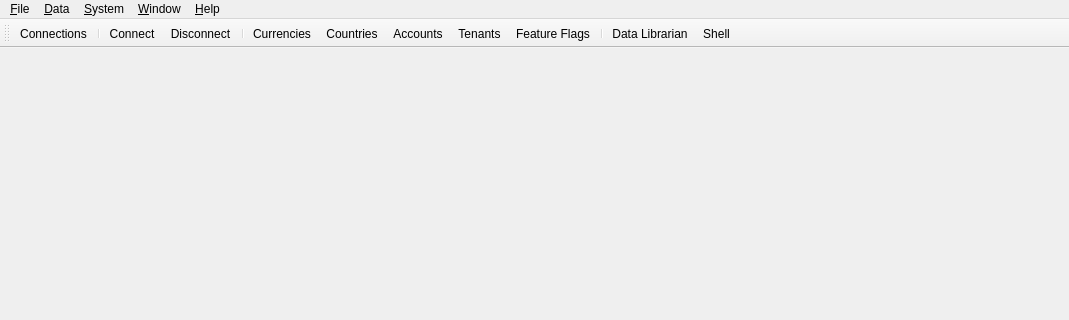
This is projects/ores.qt/ui/MainWindow.ui in OreStudio/OreStudio as Qt 5 draws it before an edit; both pictures show x 0 to 1069 and y 0 to 320 of the 1069 by 672 pixel window. The edited form follows.
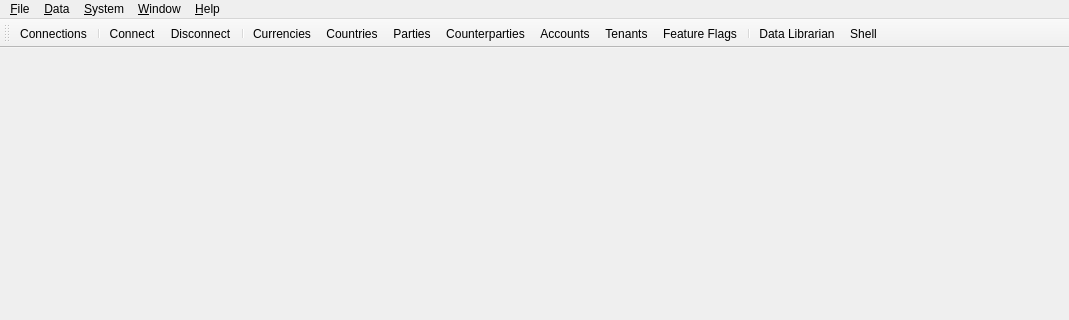
This is the edited form.

Commit message: [qt] Add Parties and Counterparties to main toolbar

```diff
--- a/projects/ores.qt/ui/MainWindow.ui
+++ b/projects/ores.qt/ui/MainWindow.ui
@@ -193,6 +193,8 @@
    <addaction name="separator"/>
    <addaction name="CurrenciesAction"/>
    <addaction name="CountriesAction"/>
+   <addaction name="ActionParties"/>
+   <addaction name="ActionCounterparties"/>
    <addaction name="ActionAccounts"/>
    <addaction name="ActionTenants"/>
    <addaction name="ActionFeatureFlags"/>
```
